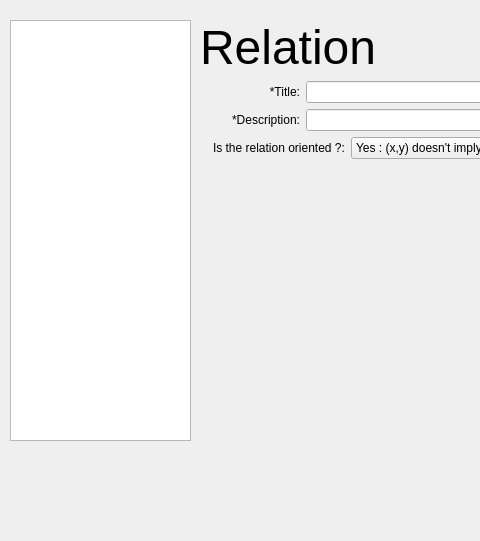
The window that PluriNotes/relationswindows.ui (guillaumejounel/PluriNotes) describes before a commit, drawn with Qt 5; both pictures show x 0 to 480 and y 0 to 541 of the 910 by 638 pixel window.
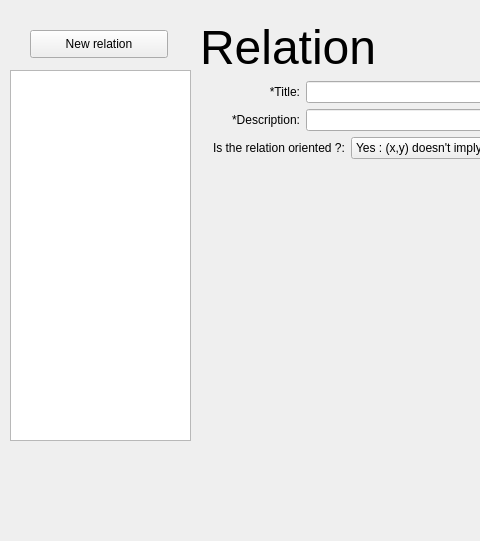
The same window after the commit. The open tabs and pages were chosen to show the change.

Commit message: relation interface done

```diff
--- a/PluriNotes/relationswindows.ui
+++ b/PluriNotes/relationswindows.ui
@@ -18,9 +18,9 @@
     <property name="geometry">
      <rect>
       <x>10</x>
-      <y>20</y>
+      <y>70</y>
       <width>181</width>
-      <height>421</height>
+      <height>371</height>
      </rect>
     </property>
    </widget>
@@ -488,6 +488,19 @@
      </widget>
     </widget>
    </widget>
+   <widget class="QPushButton" name="newRelationButton">
+    <property name="geometry">
+     <rect>
+      <x>30</x>
+      <y>30</y>
+      <width>138</width>
+      <height>28</height>
+     </rect>
+    </property>
+    <property name="text">
+     <string>New relation</string>
+    </property>
+   </widget>
   </widget>
   <widget class="QStatusBar" name="statusbar"/>
   <widget class="QMenuBar" name="menubar">
```
Left out of the diff: 28 changed lines with no effect on the pictures. The commit also changes 2 other files.
